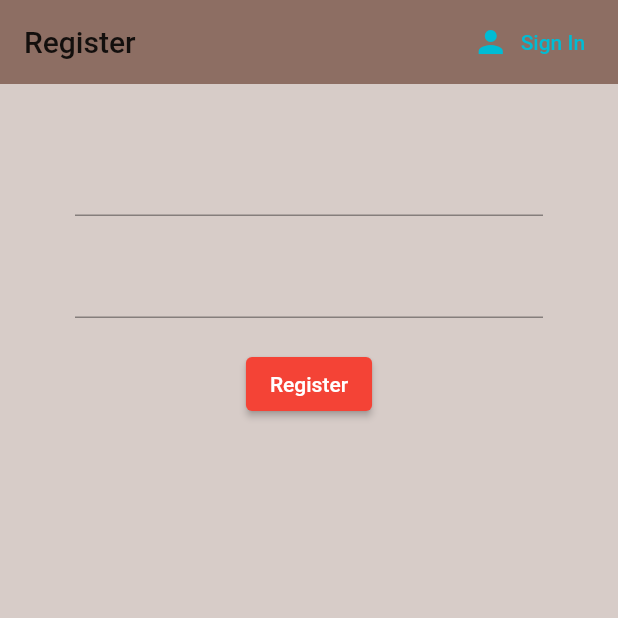
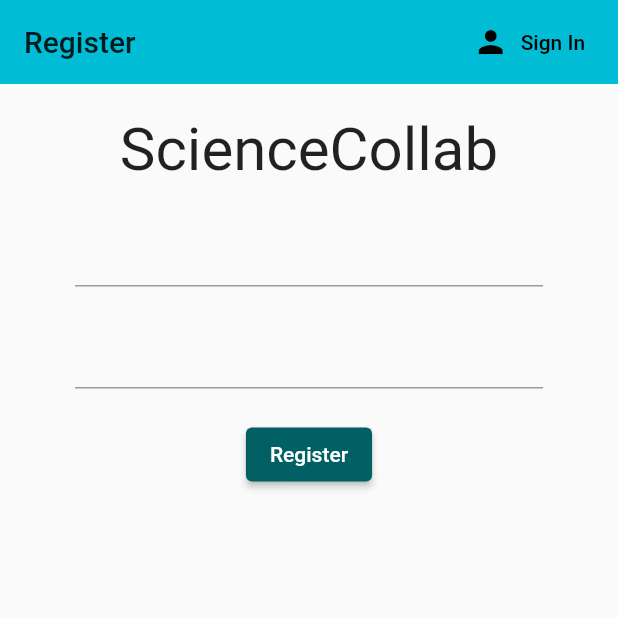
Before and after one commit to GilgusMaximus/Global-Solution-Challenge-21, a Flutter app: the screen it shows after launch, after a tap on "Sign In", after a tap on "Register", on a phone screen of 412 x 824 dp, the top half of it. Run offline on Flutter 3.47's test engine with Material 2 defaults, Android fonts, the phone set to English and light mode, and no system bars; our stand-ins replace cloud_firestore, firebase_auth, page_transition, rflutter_alert; missing offline and left inert: dart:html; accounts and stored records are empty.

Commit message:
Final dsc push

```diff
--- a/flutter_project/lib/screens/Authentication/register.dart
+++ b/flutter_project/lib/screens/Authentication/register.dart
@@ -27,9 +27,9 @@ class _RegisterState extends State<Register> {
   @override
   Widget build(BuildContext context) {
     return Scaffold(
-      backgroundColor: Colors.brown[100],
       appBar: AppBar(
-        backgroundColor: Colors.brown[400],
+        backgroundColor: Colors.cyan,
+        foregroundColor: Colors.white,
         elevation: 0.0,
         title: Text('Register'),
         actions: <Widget>[
@@ -38,8 +38,11 @@ class _RegisterState extends State<Register> {
                 // returns to widget of state
                 widget.toggleView();
               },
-              icon: Icon(Icons.person),
-              label: Text('Sign In    '))
+              icon: Icon(Icons.person, color: Colors.black,),
+              label: Text('Sign In    ',
+              style: TextStyle(color: Colors.black),
+              ),
+          )
         ],
       ),
       body: Container(
@@ -48,6 +51,8 @@ class _RegisterState extends State<Register> {
           key: _formKey,
           child: Column(
           children: <Widget>[
+            Text("ScienceCollab",
+              style: TextStyle(fontSize: 40),),
             SizedBox(height: 20.0),
             // E-Mail
             TextFormField(
@@ -76,7 +81,7 @@ class _RegisterState extends State<Register> {
                 if(_formKey.currentState.validate()) {
                   dynamic user = await _authService.register(email, password);
                   if(user == null) {
-                    setState(() => registerError = 'Registration failed ');
+                    setState(() => registerError = 'Registration failed. Please use a correct E-mail and password ');
                   } else {
                     print(user);
                   }
@@ -87,7 +92,7 @@ class _RegisterState extends State<Register> {
                 style: TextStyle(color: Colors.white),
               ),
               style: ElevatedButton.styleFrom(
-                  primary: Colors.red,
+                  primary: Colors.cyan[900],
                   onPrimary: Colors.white
               ),
             ),
@@ -95,7 +100,7 @@ class _RegisterState extends State<Register> {
             Text(
               registerError,
               style: TextStyle(color: Colors.red),
-            )
+            ),
           ],
         ),
         ),
--- a/flutter_project/lib/screens/Authentication/sign_in.dart
+++ b/flutter_project/lib/screens/Authentication/sign_in.dart
@@ -27,9 +27,8 @@ class _SignInState extends State<SignIn> {
   @override
   Widget build(BuildContext context) {
     return Scaffold(
-      backgroundColor: Colors.brown[100],
       appBar: AppBar(
-        backgroundColor: Colors.brown[400],
+        backgroundColor: Colors.cyan,
         elevation: 0.0,
         title: Text('Sign In'),
         actions: <Widget>[
@@ -38,8 +37,8 @@ class _SignInState extends State<SignIn> {
                 // returns to widget of state
                 widget.toggleView();
               },
-              icon: Icon(Icons.person),
-              label: Text('Register     '))
+              icon: Icon(Icons.person, color: Colors.black,),
+              label: Text('Register     ', style: TextStyle(color: Colors.black),))
         ],
       ),
       body: Container(
@@ -48,6 +47,8 @@ class _SignInState extends State<SignIn> {
           key: _formKey,
           child: Column(
           children: <Widget>[
+            Text("ScienceCollab",
+              style: TextStyle(fontSize: 40),),
             SizedBox(height: 20.0),
             // E-Mail
             TextFormField(
@@ -75,7 +76,7 @@ class _SignInState extends State<SignIn> {
                 if(_formKey.currentState.validate()) {
                   dynamic user = await _authService.signInWithEmail(email, password);
                   if(user == null) {
-                    setState(() => signInError = 'Sign in failed ');
+                    setState(() => signInError = 'Sign in failed. Please use correct credentials ');
                   } else {
                     print(user);
                   }
@@ -86,7 +87,7 @@ class _SignInState extends State<SignIn> {
                 style: TextStyle(color: Colors.white),
               ),
               style: ElevatedButton.styleFrom(
-                primary: Colors.red,
+                primary: Colors.cyan[900],
                 onPrimary: Colors.white
               ),
             ),
--- a/flutter_project/lib/services/auth.dart
+++ b/flutter_project/lib/services/auth.dart
@@ -48,7 +48,7 @@ class AuthService {
     try {
       UserCredential result = await _firebaseAuth.createUserWithEmailAndPassword(email: email, password: password);
       DatabaseService db = DatabaseService(uid: result.user.uid);
-      await db.createOrganization('Rumba', 'Nicaragua', ['IT', 'Math'], true);
+      await db.createOrganization('', '', [], false);
       dynamic res = await db.searchForOrgaString('Nic', 'country');
       print("Search Result" + res.toString());
 
```
